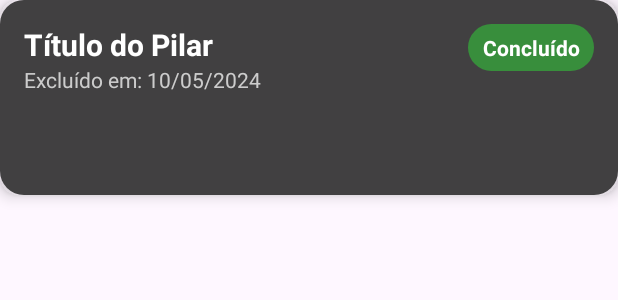
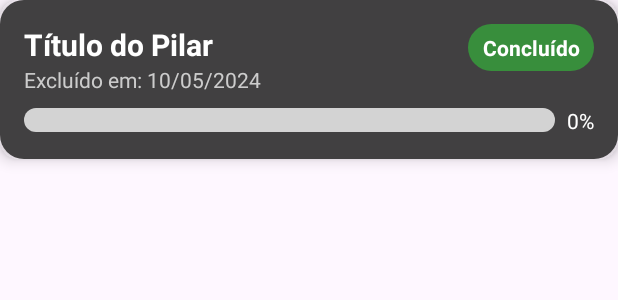
Before and after one commit to sauloadones/SENAC-PE-ProjetoPI-Grupo4, an Android app: the layout item_pilar_historico.xml on its own in the app's theme, with its tools: preview values and no code run, on a phone screen of 412 x 824 dp. Shown: the top 300 px of the screen. Run offline under Robolectric (Android 15) with nearby library versions, the phone set to English and light mode, and no system bars.

Commit message:
Atualização Historico

```diff
--- a/app/src/main/res/drawable/spinner_background_historico.xml
+++ b/app/src/main/res/drawable/spinner_background_historico.xml
@@ -1,4 +1,9 @@
-<shape xmlns:android="http://schemas.android.com/apk/res/android">
-    <solid android:color="#3F51B5" />  <!-- Cor de fundo azul -->
-    <corners android:radius="8dp" />  <!-- Bordas arredondadas -->
-</shape>
+<ripple xmlns:android="http://schemas.android.com/apk/res/android"
+    android:color="#133A5E">
+    <item>
+        <shape android:shape="rectangle">
+            <solid android:color="#164773" />
+            <corners android:radius="12dp" />
+        </shape>
+    </item>
+</ripple>
--- a/app/src/main/res/layout/item_pilar_historico.xml
+++ b/app/src/main/res/layout/item_pilar_historico.xml
@@ -10,7 +10,7 @@
 
     <androidx.constraintlayout.widget.ConstraintLayout
         android:layout_width="match_parent"
-        android:layout_height="130dp"
+        android:layout_height="wrap_content"
         android:background="@drawable/box"
         android:padding="16dp">
 
@@ -56,6 +56,38 @@
             app:layout_constraintTop_toBottomOf="@id/textTitulo"
             app:layout_constraintStart_toStartOf="parent" />
 
+        <!-- Barra de Progresso -->
+        <LinearLayout
+            android:id="@+id/layoutProgresso"
+            android:layout_width="0dp"
+            android:layout_height="wrap_content"
+            android:orientation="horizontal"
+            android:gravity="center_vertical"
+            android:layout_marginTop="8dp"
+            app:layout_constraintTop_toBottomOf="@id/textData"
+            app:layout_constraintStart_toStartOf="parent"
+            app:layout_constraintEnd_toEndOf="parent">
+
+            <ProgressBar
+                android:id="@+id/progressoPilar"
+                style="@android:style/Widget.ProgressBar.Horizontal"
+                android:layout_width="0dp"
+                android:layout_height="16dp"
+                android:layout_weight="1"
+                android:progress="0"
+                android:max="100"
+                android:progressDrawable="@drawable/progresso_customizado"
+                android:backgroundTint="@android:color/transparent" />
+
+            <TextView
+                android:id="@+id/percentual"
+                android:layout_width="wrap_content"
+                android:layout_height="wrap_content"
+                android:text="0%"
+                android:textColor="#FFFFFF"
+                android:textSize="14sp"
+                android:layout_marginStart="8dp" />
+        </LinearLayout>
 
     </androidx.constraintlayout.widget.ConstraintLayout>
 </androidx.cardview.widget.CardView>
```
